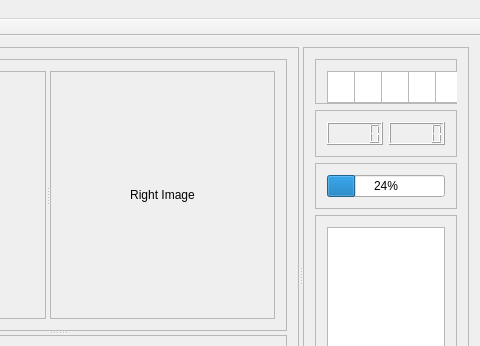
First picture: the form in mviewer.ui, repository matrixsmaster/MILLA, before the edit; both pictures show x 351 to 831 and y 0 to 346 of the 831 by 535 pixel window.
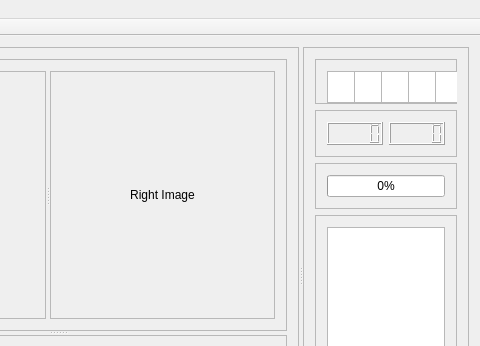
Second picture: the form after the edit.

Commit message: Added view timer

```diff
--- a/mviewer.ui
+++ b/mviewer.ui
@@ -436,7 +436,7 @@
            <item>
             <widget class="QProgressBar" name="progressBar">
              <property name="value">
-              <number>24</number>
+              <number>0</number>
              </property>
             </widget>
            </item>
```
The commit also changes 2 other files.
